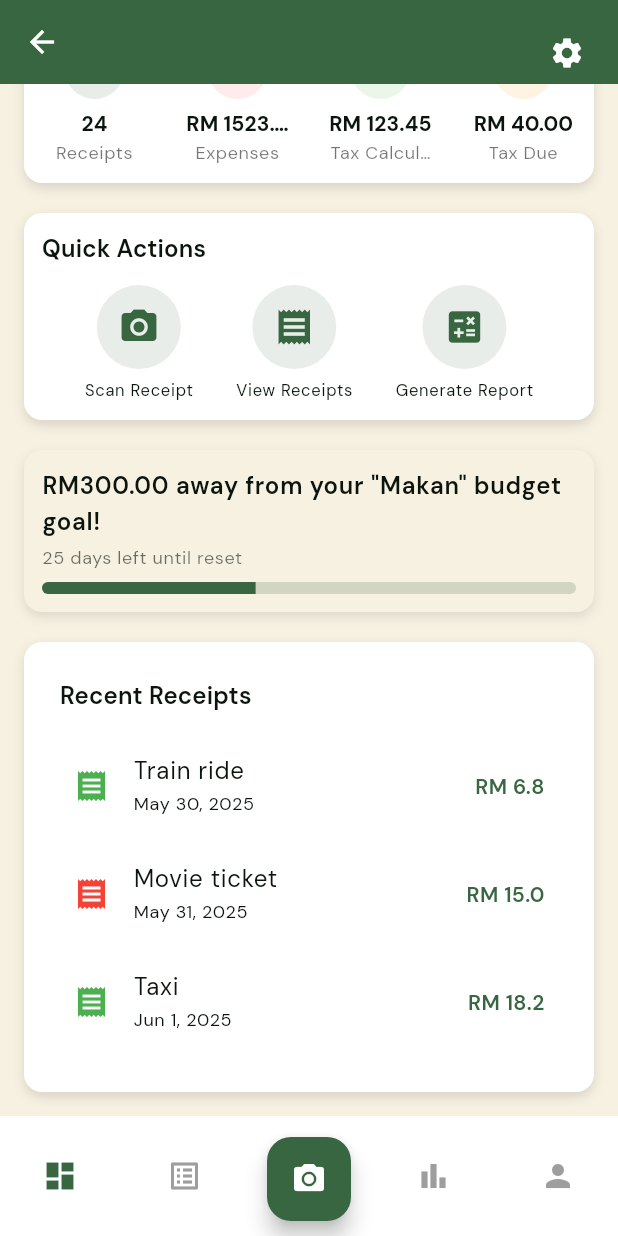
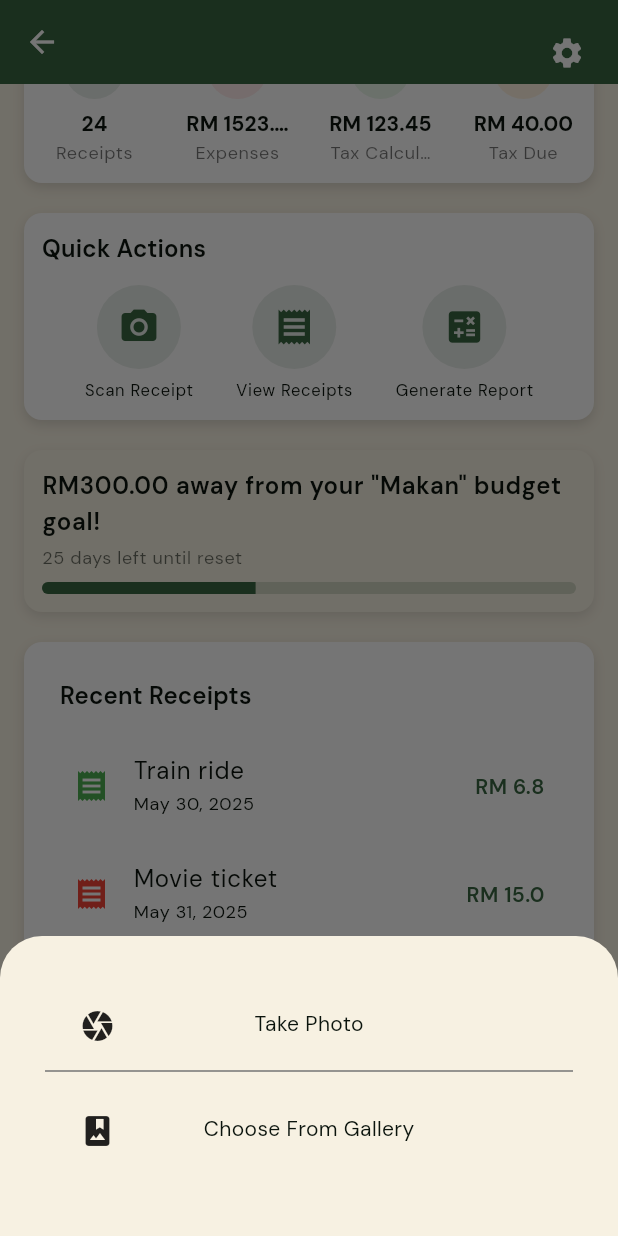
Before and after one commit to vinky0813/tolak_tax, a Flutter app: the HomeScreen screen opened by its route, scrolled down 262 dp, after a tap on the "camera alt" icon, on a phone screen of 412 x 824 dp. Run offline on Flutter 3.47's test engine with Material 3 defaults, Android fonts, the phone set to English and light mode, and no system bars; drawn by our look-alikes of fl_chart; our stand-ins replace camera, firebase_auth, firebase_core, flutter_svg, google_sign_in; missing offline and left inert: flutter_facebook_auth; accounts and stored records are empty.

```diff
--- a/lib/main.dart
+++ b/lib/main.dart
@@ -10,6 +10,7 @@ import 'package:tolak_tax/screens/signup_screen.dart';
 import 'package:tolak_tax/screens/splash_screen.dart';
 import 'package:tolak_tax/themes/app_theme.dart';
 import 'package:tolak_tax/utils/transitions.dart';
+import 'package:tolak_tax/screens/camera_page.dart';
 
 Future<void> main() async {
   WidgetsFlutterBinding.ensureInitialized();
@@ -42,6 +43,8 @@ class MyApp extends StatelessWidget {
             return fadeRoute(const HomeScreen());
           case '/input-phone':
             return fadeRoute(const PhoneNumberInputScreen());
+          case '/camera':
+            return slideTransitionRoute(const CameraPage(),);
           case '/otp-verification':
             final args = settings.arguments as Map<String, dynamic>;
             return fadeRoute(
--- a/lib/screens/home_screen.dart
+++ b/lib/screens/home_screen.dart
@@ -4,6 +4,8 @@ import 'package:tolak_tax/screens/dashboard_screen.dart';
 import 'package:tolak_tax/screens/expense_screen.dart';
 import 'package:tolak_tax/screens/profile_screen.dart';
 import 'package:tolak_tax/screens/reports_screen.dart';
+import 'package:tolak_tax/screens/camera_page.dart';
+import 'package:tolak_tax/widgets/bottom_scanned_file_sheet.dart';
 
 class HomeScreen extends StatefulWidget {
   const HomeScreen({super.key});
@@ -32,7 +34,10 @@ class _HomeScreenState extends State<HomeScreen> {
   }
 
   void _onScannerPressed() {
-    print('Scanner button pressed');
+    showModalBottomSheet(context: context, builder: (BuildContext context){
+      return const BottomScannedFileSheet();
+    }
+    );
   }
 
   @override
--- /dev/null
+++ b/lib/widgets/bottom_scanned_file_sheet.dart
@@ -0,0 +1,71 @@
+import 'package:flutter/material.dart';
+
+class BottomScannedFileSheet extends StatelessWidget {
+  const BottomScannedFileSheet({super.key});
+
+  @override
+  Widget build(BuildContext context) {
+    return SizedBox(
+      height: 200,
+      width: double.infinity,
+        child: Column(
+          mainAxisSize: MainAxisSize.min,
+          crossAxisAlignment: CrossAxisAlignment.center,
+          children: [
+            SizedBox(height: 40),
+            Padding(
+              padding: const EdgeInsets.all(8.0),
+              child: GestureDetector(
+                onTap: (){
+                  Navigator.pushNamed(context, '/camera');
+                },
+                child: Container(
+                  width: double.infinity,
+                  child: Stack(
+                    children: [
+                      Padding(
+                        padding: const EdgeInsets.only(left: 45),
+                        child: Align(
+                          alignment: Alignment.centerLeft,
+                         child: Icon(Icons.camera)),
+                      ),
+                      Align(
+                        alignment:Alignment.center,
+                          child: const Text('Take Photo'))
+                    ],
+                  ),
+                ),
+              ),
+            ),
+            Divider(
+              color: Colors.grey[600], // Color of the line
+              thickness: 1,         // Thickness of the line
+              height: 20,           // Total height of the Divider widget (includes space above/below)
+              indent: 30,           // Space to the left of the line
+              endIndent: 30,        // Space to the right of the line
+            ),
+            SizedBox(height: 10),
+            Padding(
+              padding: const EdgeInsets.all(8.0),
+              child:Container(
+                width: double.infinity,
+                child: Stack(
+                  children: [
+                    Padding(
+                      padding: const EdgeInsets.only(left: 45),
+                      child: Align(
+                          alignment: Alignment.centerLeft,
+                          child: Icon(Icons.photo_album)),
+                    ),
+                    Align(
+                        alignment:Alignment.center,
+                        child: const Text('Choose From Gallery'))
+                  ],
+                ),
+              ),
+            ),
+          ],
+        ),
+    );
+  }
+}
--- a/pubspec.yaml
+++ b/pubspec.yaml
@@ -45,7 +45,7 @@ dependencies:
   flutter_facebook_auth: ^7.1.0
   fl_chart: ^0.71.0
   intl: ^0.20.2
-  camera: ^0.11.1
+  camera: ^0.10.5+9
   path_provider: ^2.1.5
   path: ^1.9.1
 
```
Also changed, not shown: lib/screens/camera_page.dart (+83 -56 lines), pubspec.lock, 2 other files.
